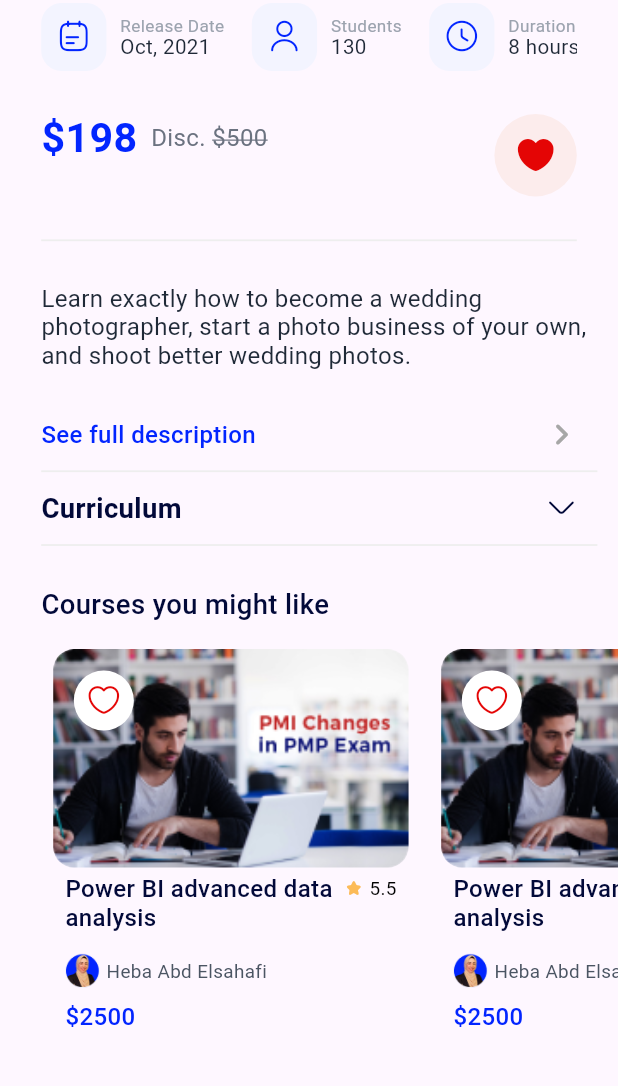
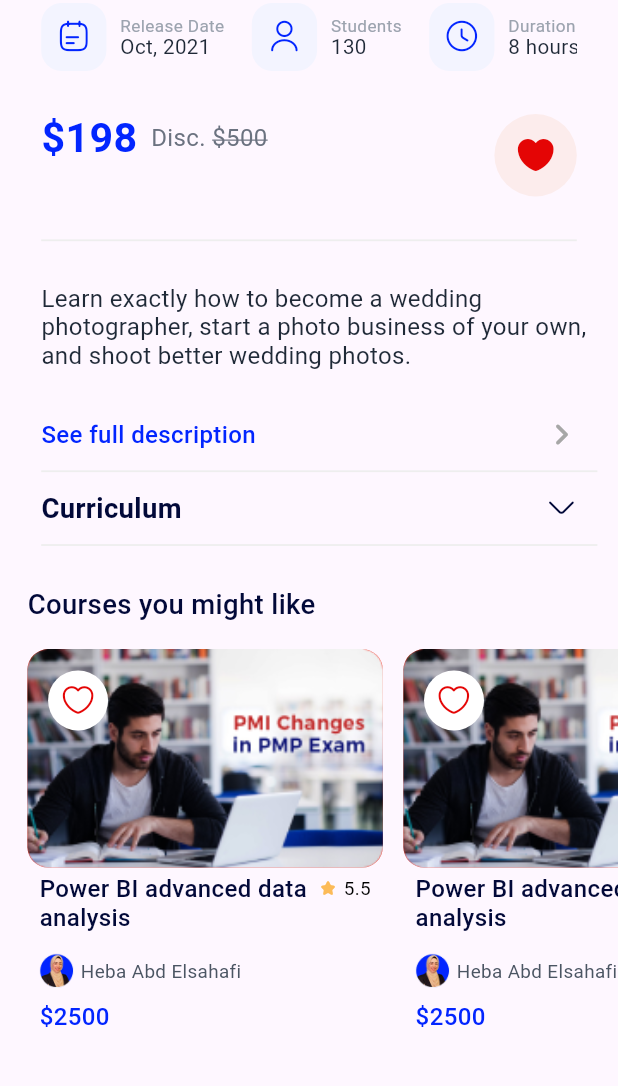
Before and after one commit to moha-b/LMS, a Flutter app: the screen it shows after launch, scrolled down 415 dp, on a phone screen of 412 x 824 dp, the part 84-1170 px from its top. Run offline on Flutter 3.47's test engine with Material 3 defaults, Android fonts, the phone set to English and light mode, and no system bars; our stand-ins replace flutter_screenutil.

Commit message:
Update ListView

```diff
--- a/lib/course_view/view/widgets/courses_you_might_like.dart
+++ b/lib/course_view/view/widgets/courses_you_might_like.dart
@@ -10,11 +10,13 @@ class CoursesYouMightLike extends StatelessWidget {
   @override
   Widget build(BuildContext context) {
     return Padding(
-      padding: EdgeInsets.fromLTRB(24.w, 24.h, 0, 50.h),
+      padding: EdgeInsets.fromLTRB(0.w, 24.h, 0, 50.h),
       child: Column(
         crossAxisAlignment: CrossAxisAlignment.start,
         children: [
-          Text(
+          Padding(
+            padding: EdgeInsets.only(left: 16.w),
+            child: Text(
               'Courses you might like',
               style: TextStyle(
                 color: AppColors.gray900,
@@ -22,14 +24,14 @@ class CoursesYouMightLike extends StatelessWidget {
                 fontWeight: FontWeight.w500,
               ),
             ),
+          ),
           SizedBox(height: 16.h),
           SizedBox(
             height: 231.h,
             child: ListView.separated(
+                padding: EdgeInsets.symmetric(horizontal: 16.w),
                 scrollDirection: Axis.horizontal,
-                itemBuilder: (context, index) => Padding(
-                      padding: EdgeInsets.only(left: 7.w),
-                      child: Column(
+                itemBuilder: (context, index) => Column(
                       children: [
                         Container(
                           width: 207.w,
@@ -37,6 +39,7 @@ class CoursesYouMightLike extends StatelessWidget {
                           alignment: Alignment.topLeft,
                           padding: EdgeInsets.only(top: 12.h, left: 12.w),
                           decoration: BoxDecoration(
+                            color: Colors.red,
                             borderRadius: BorderRadius.circular(12.r),
                             image: const DecorationImage(
                               image: AssetImage(
@@ -139,7 +142,6 @@ class CoursesYouMightLike extends StatelessWidget {
                         ),
                       ],
                     ),
-                    ),
                 separatorBuilder: (context, index) => SizedBox(
                       width: 12.w,
                     ),
```
Lines whose indentation alone changed are shown as unchanged.
